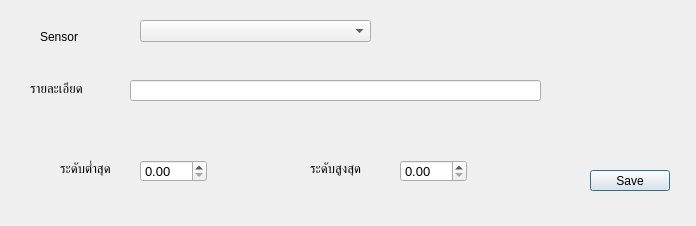
Old version of the form frmsensor1.ui in the repository eploentham/TimerWater.
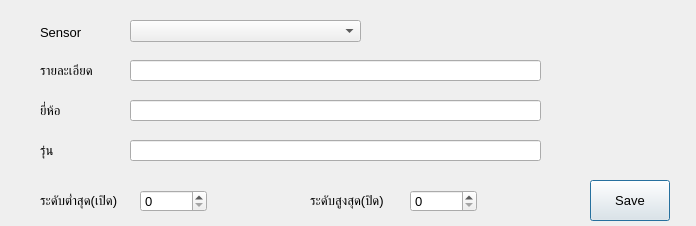
New version of the form.

```diff
--- a/frmsensor1.ui
+++ b/frmsensor1.ui
@@ -16,10 +16,10 @@
   <widget class="QLabel" name="label">
    <property name="geometry">
     <rect>
-     <x>30</x>
-     <y>80</y>
+     <x>40</x>
+     <y>60</y>
      <width>71</width>
-     <height>16</height>
+     <height>21</height>
     </rect>
    </property>
    <property name="font">
@@ -35,11 +35,16 @@
    <property name="geometry">
     <rect>
      <x>40</x>
-     <y>30</y>
+     <y>22</y>
      <width>47</width>
-     <height>13</height>
+     <height>21</height>
     </rect>
    </property>
+   <property name="font">
+    <font>
+     <pointsize>10</pointsize>
+    </font>
+   </property>
    <property name="text">
     <string>Sensor </string>
    </property>
@@ -47,10 +52,10 @@
   <widget class="QLabel" name="label_2">
    <property name="geometry">
     <rect>
-     <x>60</x>
-     <y>160</y>
-     <width>61</width>
-     <height>16</height>
+     <x>40</x>
+     <y>190</y>
+     <width>91</width>
+     <height>21</height>
     </rect>
    </property>
    <property name="font">
@@ -59,14 +64,14 @@
     </font>
    </property>
    <property name="text">
-    <string>ระดับต่ำสุด</string>
+    <string>ระดับต่ำสุด(เปิด)</string>
    </property>
   </widget>
   <widget class="QDoubleSpinBox" name="doubleSpinBox_2">
    <property name="geometry">
     <rect>
-     <x>400</x>
-     <y>160</y>
+     <x>410</x>
+     <y>190</y>
      <width>67</width>
      <height>22</height>
     </rect>
@@ -76,12 +81,18 @@
      <pointsize>10</pointsize>
     </font>
    </property>
+   <property name="decimals">
+    <number>0</number>
+   </property>
+   <property name="maximum">
+    <double>100000.000000000000000</double>
+   </property>
   </widget>
   <widget class="QDoubleSpinBox" name="doubleSpinBox">
    <property name="geometry">
     <rect>
      <x>140</x>
-     <y>160</y>
+     <y>190</y>
      <width>67</width>
      <height>22</height>
     </rect>
@@ -91,14 +102,23 @@
      <pointsize>10</pointsize>
     </font>
    </property>
+   <property name="layoutDirection">
+    <enum>Qt::LeftToRight</enum>
+   </property>
+   <property name="decimals">
+    <number>0</number>
+   </property>
+   <property name="maximum">
+    <double>100000.000000000000000</double>
+   </property>
   </widget>
   <widget class="QLabel" name="label_3">
    <property name="geometry">
     <rect>
      <x>310</x>
-     <y>160</y>
-     <width>61</width>
-     <height>16</height>
+     <y>190</y>
+     <width>91</width>
+     <height>21</height>
     </rect>
    </property>
    <property name="font">
@@ -107,14 +127,14 @@
     </font>
    </property>
    <property name="text">
-    <string>ระดับสูงสุด</string>
+    <string>ระดับสูงสุด(ปิด)</string>
    </property>
   </widget>
   <widget class="QLineEdit" name="lineEdit">
    <property name="geometry">
     <rect>
      <x>130</x>
-     <y>80</y>
+     <y>60</y>
      <width>411</width>
      <height>21</height>
     </rect>
@@ -128,7 +148,7 @@
   <widget class="QComboBox" name="comboBox">
    <property name="geometry">
     <rect>
-     <x>140</x>
+     <x>130</x>
      <y>20</y>
      <width>231</width>
      <height>22</height>
@@ -139,15 +159,86 @@
    <property name="geometry">
     <rect>
      <x>590</x>
-     <y>170</y>
+     <y>180</y>
      <width>80</width>
-     <height>21</height>
+     <height>41</height>
     </rect>
    </property>
+   <property name="font">
+    <font>
+     <pointsize>10</pointsize>
+    </font>
+   </property>
    <property name="text">
     <string>Save</string>
    </property>
   </widget>
+  <widget class="QLineEdit" name="txtDesc_2">
+   <property name="geometry">
+    <rect>
+     <x>130</x>
+     <y>100</y>
+     <width>411</width>
+     <height>21</height>
+    </rect>
+   </property>
+   <property name="font">
+    <font>
+     <pointsize>10</pointsize>
+    </font>
+   </property>
+  </widget>
+  <widget class="QLabel" name="label_5">
+   <property name="geometry">
+    <rect>
+     <x>40</x>
+     <y>100</y>
+     <width>71</width>
+     <height>21</height>
+    </rect>
+   </property>
+   <property name="font">
+    <font>
+     <pointsize>10</pointsize>
+    </font>
+   </property>
+   <property name="text">
+    <string>ยี่ห้อ</string>
+   </property>
+  </widget>
+  <widget class="QLineEdit" name="txtDesc_3">
+   <property name="geometry">
+    <rect>
+     <x>130</x>
+     <y>140</y>
+     <width>411</width>
+     <height>21</height>
+    </rect>
+   </property>
+   <property name="font">
+    <font>
+     <pointsize>10</pointsize>
+    </font>
+   </property>
+  </widget>
+  <widget class="QLabel" name="label_6">
+   <property name="geometry">
+    <rect>
+     <x>40</x>
+     <y>140</y>
+     <width>71</width>
+     <height>21</height>
+    </rect>
+   </property>
+   <property name="font">
+    <font>
+     <pointsize>10</pointsize>
+    </font>
+   </property>
+   <property name="text">
+    <string>รุ่น</string>
+   </property>
+  </widget>
  </widget>
  <resources/>
  <connections/>
```
Left out of the diff: 6 changed lines with no effect on the pictures.
